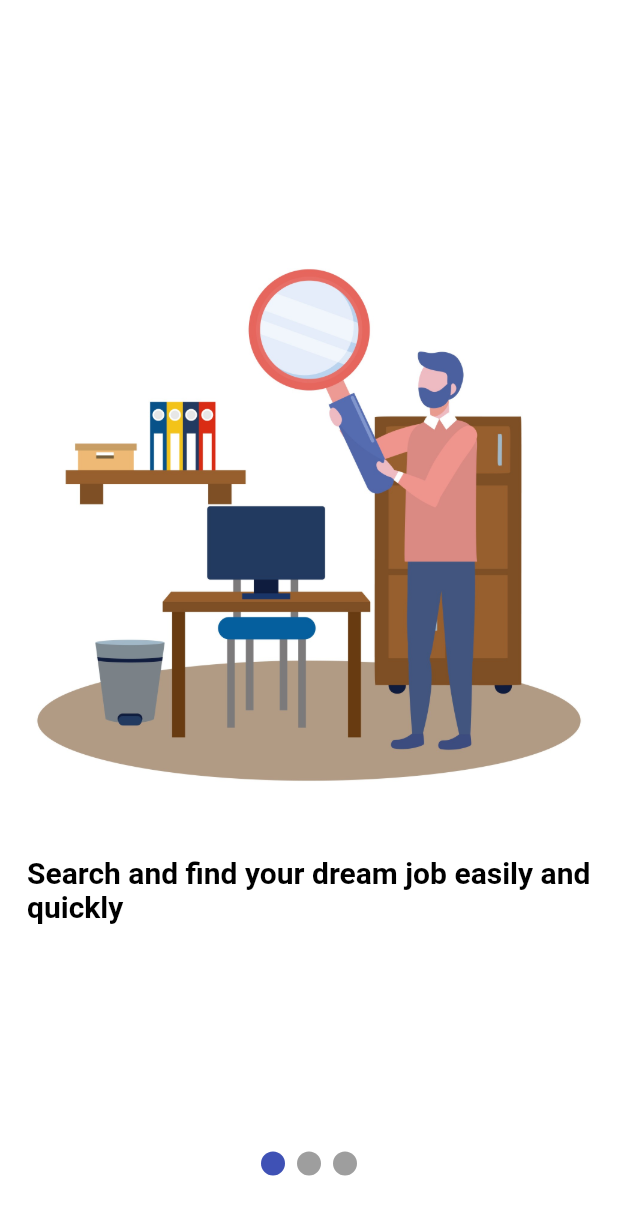
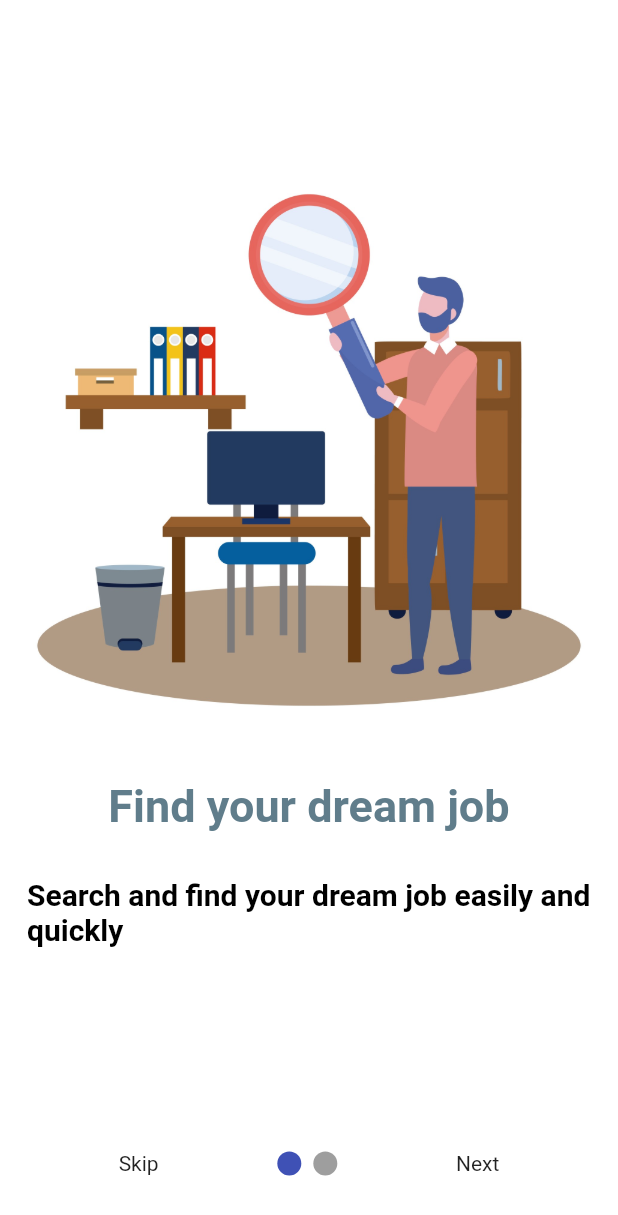
Before and after one commit to MuhammadSalmanAhmad/flutorio, a Flutter app: the screen it shows after launch, on a phone screen of 412 x 824 dp. Shown: the top 1215 px of the screen. Run offline on Flutter 3.47's test engine with Material 2 defaults, Android fonts, the phone set to English and light mode, and no system bars; drawn by our look-alikes of smooth_page_indicator; our stand-ins replace flutter_spinkit.

Commit message:
Modified onboarding screen

```diff
--- a/lib/onboarding_screen.dart
+++ b/lib/onboarding_screen.dart
@@ -21,15 +21,26 @@ class _Onboarding_ScreenState extends State<Onboarding_Screen> {
         body: Stack(children: [
       PageView(
         controller: _controller,
-        children: [
-          PageOne(),
-
-
-        ],
+        children: [PageOne(), PageTwo()],
       ),
       Container(
           alignment: Alignment(0, 0.9),
-          child: SmoothPageIndicator(controller: _controller, count: 3))
+          child: Row(
+            mainAxisAlignment: MainAxisAlignment.spaceEvenly,
+            children: [
+              GestureDetector(
+                child: Text("Skip"),
+                onTap: () {},
+              ),
+              SmoothPageIndicator(controller: _controller, count: 2),
+              GestureDetector(
+                child: Text("Next"),
+                onTap: () {
+                  _controller.jumpToPage(2);
+                },
+              )
+            ],
+          ))
     ]));
   }
 }
--- a/lib/page_one.dart
+++ b/lib/page_one.dart
@@ -9,9 +9,9 @@ class PageOne extends StatelessWidget {
     return Container(
       color: Colors.white,
       child: Column(
-        children: const [
+        children:  [
           SizedBox(
-            height: 150,
+            height: 100,
           ),
           Center(
             child: SizedBox(
@@ -29,12 +29,24 @@ class PageOne extends StatelessWidget {
           ),
           Padding(
             padding: EdgeInsets.symmetric(horizontal: 18),
-            child: Text(
-              "Search and find your dream job easily and quickly",
-              style: TextStyle(
-                  color: Colors.black,
-                  fontSize: 20,
-                  fontWeight: FontWeight.bold),
+            child: Column(
+              children: [
+                 Text(
+                  "Find your dream job",
+                  style: TextStyle(
+                      color: Colors.blueGrey,
+                      fontSize: 30,
+                      fontWeight: FontWeight.bold),
+                ),
+                SizedBox(height: 30,),
+                Text(
+                  "Search and find your dream job easily and quickly",
+                  style: TextStyle(
+                      color: Colors.black,
+                      fontSize: 20,
+                      fontWeight: FontWeight.bold),
+                ),
+              ],
             ),
           ),
         ],
--- a/lib/page_two.dart
+++ b/lib/page_two.dart
@@ -18,7 +18,7 @@ class PageTwo extends StatelessWidget {
               height: 400,
               child: Center(
                   child: Image(
-                image: AssetImage('assets/jobsearch.jpg'),
+                image: AssetImage('assets/image_two.png'),
                 fit: BoxFit.cover,
               )),
             ),
@@ -31,14 +31,15 @@ class PageTwo extends StatelessWidget {
             child: Column(
               children: const [
                  Text(
-                  "Find your dream job",
+                  "Get your dream job",
                   style: TextStyle(
                       color: Colors.blueGrey,
                       fontSize: 30,
                       fontWeight: FontWeight.bold),
                 ),
+                SizedBox(height: 30,),
                 Text(
-                  "Search and find your dream job easily and quickly",
+                  "Get your dream job and start working in a new company",
                   style: TextStyle(
                       color: Colors.black,
                       fontSize: 20,
--- a/pubspec.yaml
+++ b/pubspec.yaml
@@ -73,6 +73,7 @@ flutter:
      - assets/logo.png
      - assets/image1.jpg
      - assets/jobsearch.jpg
+     - assets/image_two.png
 
   # An image asset can refer to one or more resolution-specific "variants", see
   # https://flutter.dev/assets-and-images/#resolution-aware
```
Also changed, not shown: assets/image_two.png (added).
